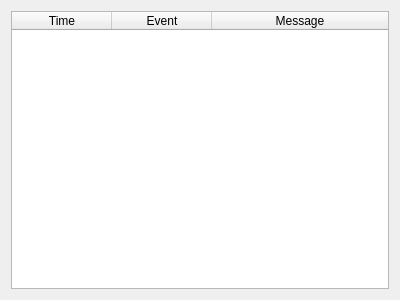
Above: client/bf4/EventsWidget.ui from OpenRcon/OpenRcon before the change. Below: the same form after it.
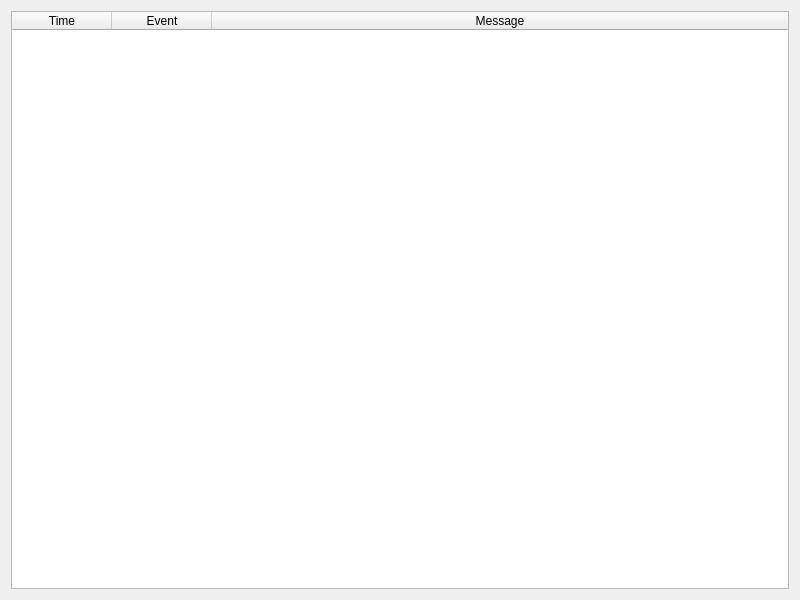
That is the form after the change.

```diff
--- a/client/bf4/EventsWidget.ui
+++ b/client/bf4/EventsWidget.ui
@@ -6,8 +6,8 @@
    <rect>
     <x>0</x>
     <y>0</y>
-    <width>400</width>
-    <height>300</height>
+    <width>800</width>
+    <height>600</height>
    </rect>
   </property>
   <layout class="QGridLayout" name="gridLayout">
```
